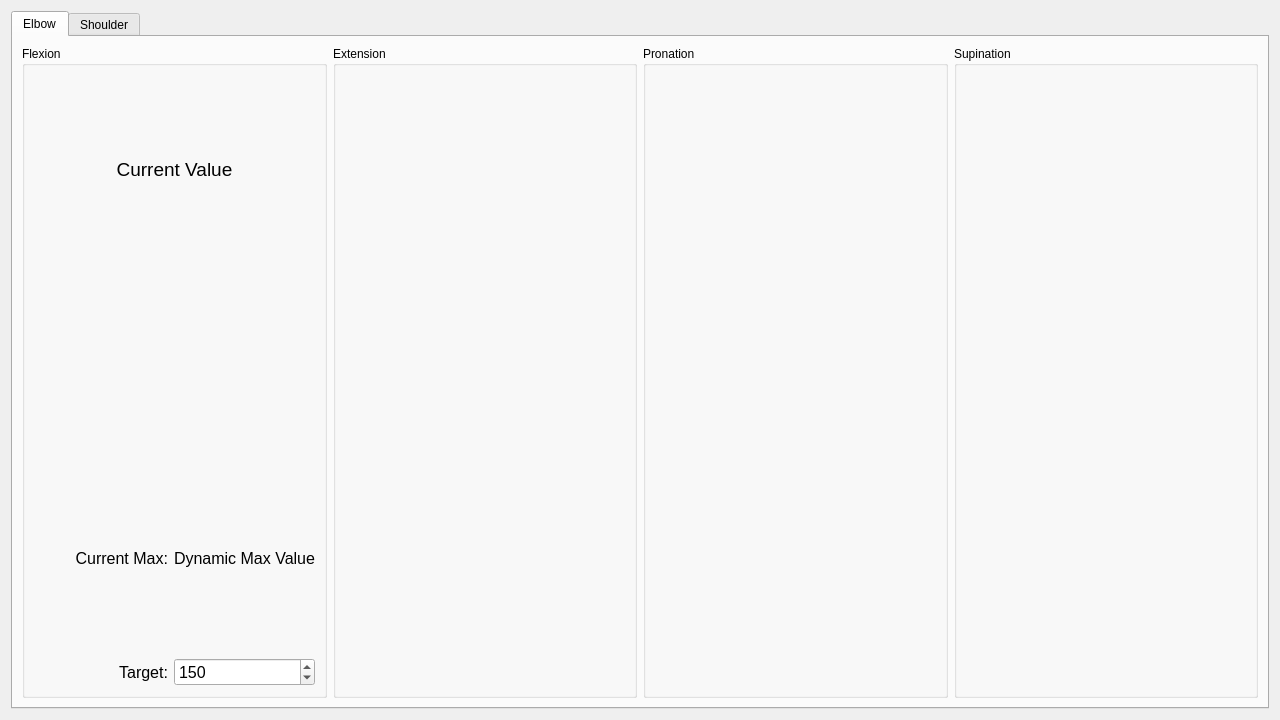
Before: the Qt Designer form LiveDataView/live_data_widget_1.ui in mmcinnes123/Delsys_GUI_For_Physios, drawn with Qt 5.
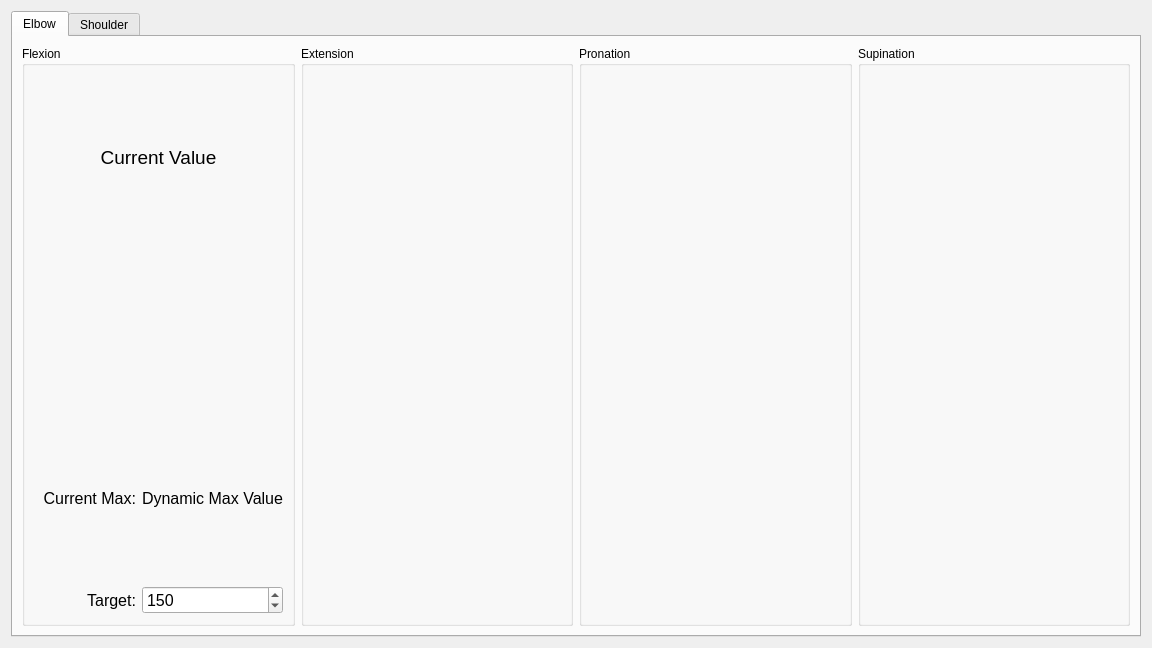
After: the same form once the commit is applied. Icons and pictures are not drawn.

Commit message: Got image to show in GUI. Have to be ./Images/ etc, not ../Images etc. Might have to change manually as this is produced auto by Qt Designer.

```diff
--- a/LiveDataView/live_data_widget_1.ui
+++ b/LiveDataView/live_data_widget_1.ui
@@ -6,8 +6,8 @@
    <rect>
     <x>0</x>
     <y>0</y>
-    <width>1280</width>
-    <height>720</height>
+    <width>1152</width>
+    <height>648</height>
    </rect>
   </property>
   <property name="windowTitle">
```
The commit also changes 2 other files.
